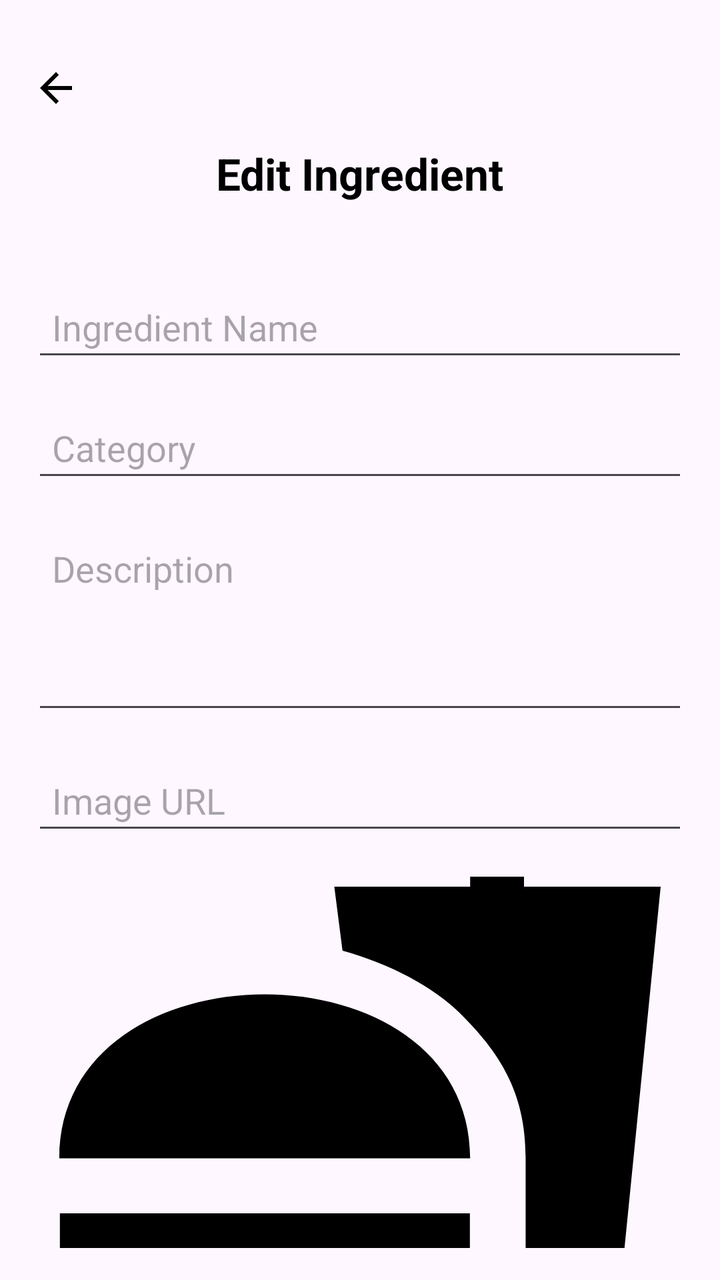
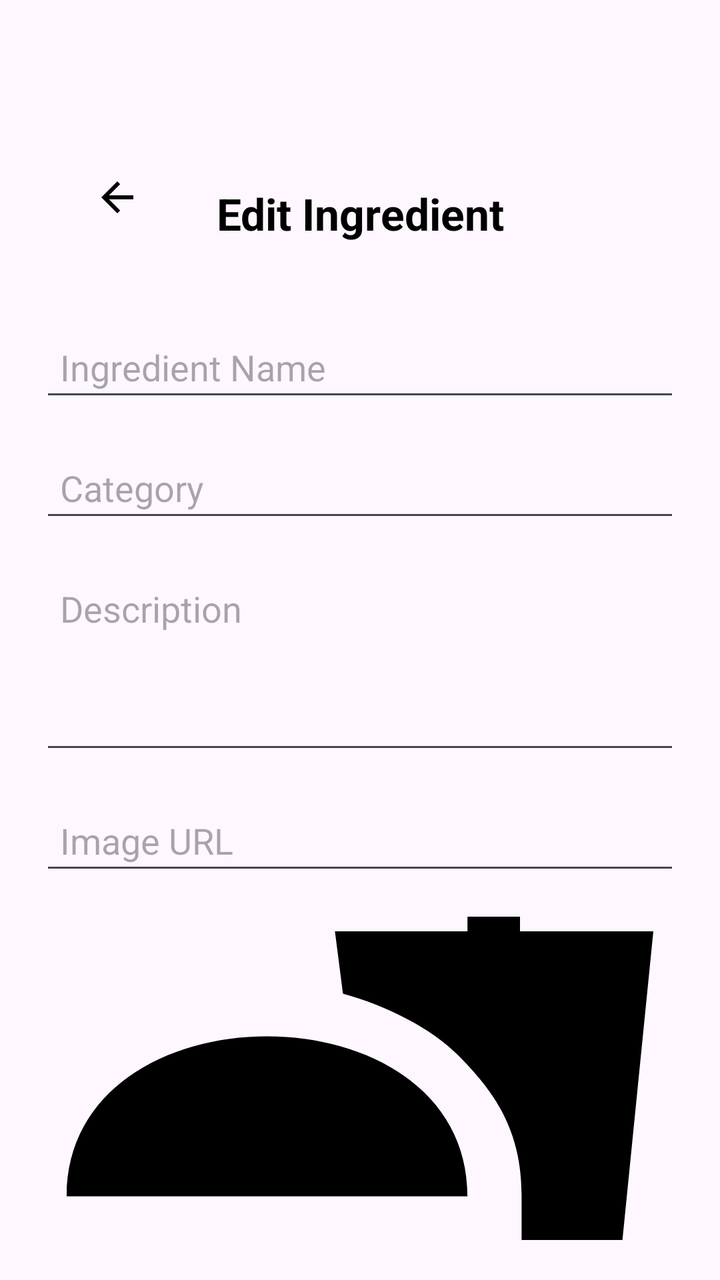

Screens rendered from an Android XML layout before and after an edit, with the pre-edit source and the edit as a unified diff.
<!-- AndroidManifest.xml: application theme Theme.MenuBuilderV2 -->
<!-- res/layout/activity_edit_ingredient.xml -->
<?xml version="1.0" encoding="utf-8"?>
<androidx.constraintlayout.widget.ConstraintLayout
    xmlns:android="http://schemas.android.com/apk/res/android"
    android:layout_width="match_parent"
    android:layout_height="match_parent"
    xmlns:app="http://schemas.android.com/apk/res-auto">

    
    <LinearLayout
        android:layout_width="match_parent"
        android:layout_height="match_parent"
        android:id="@+id/main"
        android:orientation="vertical"
        android:padding="16dp"
        app:layout_constraintTop_toTopOf="parent"
        app:layout_constraintBottom_toBottomOf="parent"
        app:layout_constraintStart_toStartOf="parent"
        app:layout_constraintEnd_toEndOf="parent">

        
        <ImageButton
            android:id="@+id/btnBack"
            android:layout_width="wrap_content"
            android:layout_height="wrap_content"
            android:src="@drawable/ic_arrow_back"
            android:contentDescription="Back"
            android:background="?attr/selectableItemBackgroundBorderless"
            android:layout_marginTop="16dp"
            android:layout_marginRight="16dp"
            android:layout_marginBottom="16dp" />

        
        <TextView
            android:id="@+id/txtEditIngredientTitle"
            android:layout_width="wrap_content"
            android:layout_height="wrap_content"
            android:layout_gravity="center"
            android:layout_marginBottom="20dp"
            android:text="Edit Ingredient"
            android:textColor="@color/black"
            android:textSize="22sp"
            android:textStyle="bold" />

        
        <EditText
            android:id="@+id/edtName"
            android:layout_width="match_parent"
            android:layout_height="wrap_content"
            android:hint="Ingredient Name"
            android:padding="10dp"
            android:layout_marginTop="20dp"/>

        
        <EditText
            android:id="@+id/edtCategory"
            android:layout_width="match_parent"
            android:layout_height="wrap_content"
            android:hint="Category"
            android:padding="10dp"
            android:layout_marginTop="16dp"/>

        
        <EditText
            android:id="@+id/edtDesc"
            android:layout_width="match_parent"
            android:layout_height="100dp"
            android:hint="Description"
            android:gravity="top"
            android:inputType="textMultiLine"
            android:padding="10dp"
            android:layout_marginTop="16dp"/>

        
        <EditText
            android:id="@+id/edtImageLink"
            android:layout_width="match_parent"
            android:layout_height="wrap_content"
            android:hint="Image URL"
            android:padding="10dp"
            android:layout_marginTop="16dp"/>

        
        <ImageView
            android:id="@+id/imgIngredient"
            android:layout_width="match_parent"
            android:layout_height="200dp"
            android:layout_marginTop="16dp"
            android:scaleType="centerCrop"
            android:src="@drawable/ic_lunch"/>

        
        <LinearLayout
            android:layout_width="match_parent"
            android:layout_height="wrap_content"
            android:orientation="horizontal"
            android:layout_marginTop="20dp"
            android:gravity="center">

            
            <Button
                android:id="@+id/btnCheckImage"
                android:layout_width="0dp"
                android:layout_height="wrap_content"
                android:text="Check Image"
                android:layout_weight="1"
                android:layout_marginEnd="8dp"/>

            
            <Button
                android:id="@+id/btnSave"
                android:layout_width="0dp"
                android:layout_height="wrap_content"
                android:text="Save"
                android:layout_weight="1"/>
        </LinearLayout>

    </LinearLayout>

</androidx.constraintlayout.widget.ConstraintLayout>
<!-- resources referenced by this layout -->
<resources>
  <color name="black">#FF000000</color>
  <!-- drawable ic_arrow_back (drawable) -->
  <vector xmlns:android="http://schemas.android.com/apk/res/android" android:autoMirrored="true" android:height="24dp" android:tint="#000000" android:viewportHeight="24" android:viewportWidth="24" android:width="24dp">
        
      <path android:fillColor="@android:color/white" android:pathData="M20,11H7.83l5.59,-5.59L12,4l-8,8 8,8 1.41,-1.41L7.83,13H20v-2z"/>
      
  </vector>
  <!-- drawable ic_lunch (drawable) -->
  <vector xmlns:android="http://schemas.android.com/apk/res/android" android:height="24dp" android:tint="#000000" android:viewportHeight="24" android:viewportWidth="24" android:width="24dp">
        
      <path android:fillColor="@android:color/white" android:pathData="M18.06,22.99h1.66c0.84,0 1.53,-0.64 1.63,-1.46L23,5.05h-5L18,1h-1.97v4.05h-4.97l0.3,2.34c1.71,0.47 3.31,1.32 4.27,2.26 1.44,1.42 2.43,2.89 2.43,5.29v8.05zM1,21.99L1,21h15.03v0.99c0,0.55 -0.45,1 -1.01,1L2.01,22.99c-0.56,0 -1.01,-0.45 -1.01,-1zM16.03,14.99c0,-8 -15.03,-8 -15.03,0h15.03zM1.02,17h15v2h-15z"/>
      
  </vector>
  <style name="Theme.MenuBuilderV2" parent="Base.Theme.MenuBuilderV2" />
  <style name="Base.Theme.MenuBuilderV2" parent="Theme.Material3.DayNight.NoActionBar">
          
          
      </style>
</resources>

<!-- the commit's change to res/layout/activity_edit_ingredient.xml (unified diff, before → after) -->
@@ -1,83 +1,91 @@
 <?xml version="1.0" encoding="utf-8"?>
 <androidx.constraintlayout.widget.ConstraintLayout
     xmlns:android="http://schemas.android.com/apk/res/android"
+    xmlns:tools="http://schemas.android.com/tools"
     android:layout_width="match_parent"
     android:layout_height="match_parent"
+    android:padding="20dp"
     xmlns:app="http://schemas.android.com/apk/res-auto">
 
     
+
+    
+
+    <ImageButton
+        android:id="@+id/btnBack"
+        android:layout_width="37dp"
+        android:layout_height="37dp"
+        android:layout_marginStart="20dp"
+        android:layout_marginTop="60dp"
+        android:background="?attr/selectableItemBackgroundBorderless"
+        android:contentDescription="Back"
+        android:src="@drawable/ic_arrow_back"
+        app:layout_constraintStart_toStartOf="parent"
+        app:layout_constraintTop_toTopOf="parent" />
+
+    
+
+    <TextView
+        android:id="@+id/txtEditIngredientTitle"
+        android:layout_width="wrap_content"
+        android:layout_height="wrap_content"
+        android:layout_gravity="center"
+        android:layout_marginTop="72dp"
+        android:text="Edit Ingredient"
+        android:textColor="@color/black"
+        android:textSize="22sp"
+        android:textStyle="bold"
+        app:layout_constraintEnd_toEndOf="parent"
+        app:layout_constraintStart_toStartOf="parent"
+        app:layout_constraintTop_toTopOf="parent" />
+
     <LinearLayout
+        android:id="@+id/main"
         android:layout_width="match_parent"
-        android:layout_height="match_parent"
-        android:id="@+id/main"
+        android:layout_height="wrap_content"
+        android:layout_marginTop="20dp"
         android:orientation="vertical"
-        android:padding="16dp"
-        app:layout_constraintTop_toTopOf="parent"
-        app:layout_constraintBottom_toBottomOf="parent"
-        app:layout_constraintStart_toStartOf="parent"
-        app:layout_constraintEnd_toEndOf="parent">
-
-        
-        <ImageButton
-            android:id="@+id/btnBack"
-            android:layout_width="wrap_content"
-            android:layout_height="wrap_content"
-            android:src="@drawable/ic_arrow_back"
-            android:contentDescription="Back"
-            android:background="?attr/selectableItemBackgroundBorderless"
-            android:layout_marginTop="16dp"
-            android:layout_marginRight="16dp"
-            android:layout_marginBottom="16dp" />
-
-        
-        <TextView
-            android:id="@+id/txtEditIngredientTitle"
-            android:layout_width="wrap_content"
-            android:layout_height="wrap_content"
-            android:layout_gravity="center"
-            android:layout_marginBottom="20dp"
-            android:text="Edit Ingredient"
-            android:textColor="@color/black"
-            android:textSize="22sp"
-            android:textStyle="bold" />
+        app:layout_constraintEnd_toEndOf="@+id/txtEditIngredientTitle"
+        app:layout_constraintStart_toStartOf="@+id/txtEditIngredientTitle"
+        app:layout_constraintTop_toBottomOf="@+id/txtEditIngredientTitle">
 
         
         <EditText
             android:id="@+id/edtName"
             android:layout_width="match_parent"
             android:layout_height="wrap_content"
+            android:layout_marginTop="20dp"
             android:hint="Ingredient Name"
-            android:padding="10dp"
-            android:layout_marginTop="20dp"/>
+            android:padding="10dp" />
 
         
         <EditText
             android:id="@+id/edtCategory"
             android:layout_width="match_parent"
             android:layout_height="wrap_content"
+            android:layout_marginTop="16dp"
             android:hint="Category"
-            android:padding="10dp"
-            android:layout_marginTop="16dp"/>
+            android:padding="10dp" />
 
         
         <EditText
             android:id="@+id/edtDesc"
             android:layout_width="match_parent"
             android:layout_height="100dp"
+            android:layout_marginTop="16dp"
+            android:gravity="top"
             android:hint="Description"
-            android:gravity="top"
             android:inputType="textMultiLine"
-            android:padding="10dp"
-            android:layout_marginTop="16dp"/>
+            android:padding="10dp" />
 
         
         <EditText
             android:id="@+id/edtImageLink"
             android:layout_width="match_parent"
             android:layout_height="wrap_content"
+            android:layout_marginTop="16dp"
             android:hint="Image URL"
-            android:padding="10dp"
-            android:layout_marginTop="16dp"/>
+            android:padding="10dp" />
 
         
         <ImageView
@@ -86,32 +94,32 @@
             android:layout_height="200dp"
             android:layout_marginTop="16dp"
             android:scaleType="centerCrop"
-            android:src="@drawable/ic_lunch"/>
+            android:src="@drawable/ic_lunch" />
 
         
         <LinearLayout
             android:layout_width="match_parent"
             android:layout_height="wrap_content"
-            android:orientation="horizontal"
             android:layout_marginTop="20dp"
-            android:gravity="center">
+            android:gravity="center"
+            android:orientation="horizontal">
 
             
             <Button
                 android:id="@+id/btnCheckImage"
                 android:layout_width="0dp"
                 android:layout_height="wrap_content"
-                android:text="Check Image"
+                android:layout_marginEnd="8dp"
                 android:layout_weight="1"
-                android:layout_marginEnd="8dp"/>
+                android:text="Check Image" />
 
             
             <Button
                 android:id="@+id/btnSave"
                 android:layout_width="0dp"
                 android:layout_height="wrap_content"
-                android:text="Save"
-                android:layout_weight="1"/>
+                android:layout_weight="1"
+                android:text="Save" />
         </LinearLayout>
 
     </LinearLayout>
